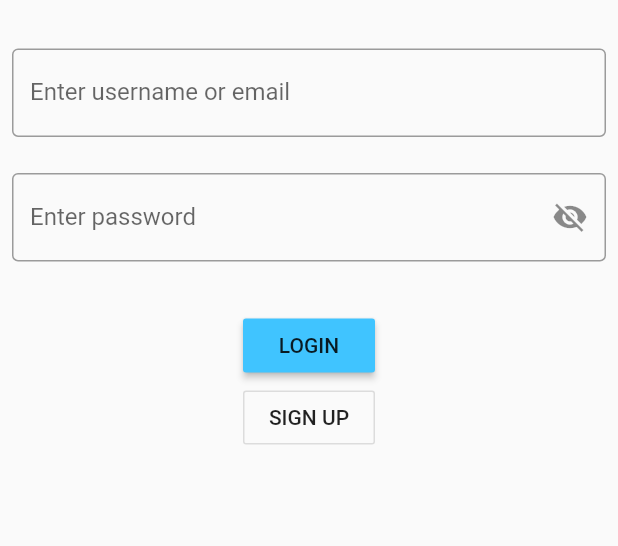
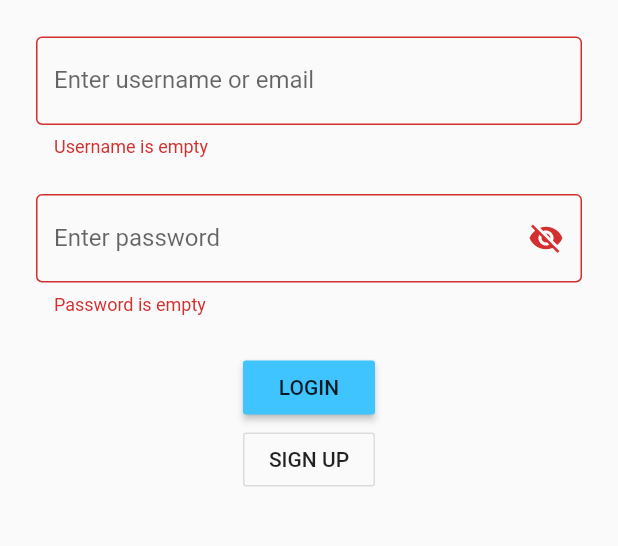
Before and after one commit to anitab-org/mentorship-flutter, a Flutter app: the screen it shows after launch, after a tap on "LOGIN", on a phone screen of 412 x 824 dp, the part 485-1031 px from its top. Run offline on Flutter 3.47's test engine with Material 2 defaults, Android fonts, the phone set to English and light mode, and no system bars; our stand-ins replace bloc, chopper, equatable, flutter_bloc; generated files the repository leaves out were written again.

Commit message:
LoginScreen finished, requires only wiring up with business logic

```diff
--- a/lib/auth_repository.dart
+++ b/lib/auth_repository.dart
@@ -4,14 +4,18 @@ import 'package:mentorship_client/remote/requests/login.dart';
 import 'package:mentorship_client/remote/requests/register.dart';
 
 class AuthRepository {
+  static final AuthRepository instance = AuthRepository._internal();
+
+  AuthRepository._internal();
+
   Future<AuthToken> login(Login login) async {
-    var response = await ApiManager().authService.login(login);
+    var response = await ApiManager.instance.authService.login(login);
 
     return response.body;
   }
 
   Future<Object> register(Register register) async {
-    var response = await ApiManager().authService.register(register);
+    var response = await ApiManager.instance.authService.register(register);
 
     return response.body;
   }
--- a/lib/login/bloc/login_bloc.dart
+++ b/lib/login/bloc/login_bloc.dart
@@ -23,5 +23,3 @@ class LoginBloc extends Bloc<LoginEvent, LoginState> {
     yield LoginInProgress();
   }
 }
-
-class AuthenticationRepository {}
--- a/lib/login/login_screen.dart
+++ b/lib/login/login_screen.dart
@@ -1,14 +1,54 @@
 import 'package:flutter/material.dart';
+import 'package:flutter_bloc/flutter_bloc.dart';
+import 'package:mentorship_client/auth_repository.dart';
+import 'package:mentorship_client/login/bloc/bloc.dart';
 import 'package:mentorship_client/register/register_screen.dart';
+import 'package:mentorship_client/remote/requests/login.dart';
 
-class LoginScreen extends StatefulWidget {
+class LoginScreen extends StatelessWidget {
   @override
-  _LoginScreenState createState() => _LoginScreenState();
+  Widget build(BuildContext context) {
+    return Scaffold(
+      appBar: AppBar(
+        title: Text("Login"),
+      ),
+      body: BlocProvider<LoginBloc>(
+        create: (context) => LoginBloc(AuthRepository.instance),
+        child: ListView(
+          children: [
+            Image.asset("assets/images/mentorship_system_logo.png"),
+            SizedBox(height: 24),
+            Padding(
+              padding: EdgeInsets.symmetric(horizontal: 24),
+              child: LoginForm(),
+            ),
+          ],
+        ),
+      ),
+    );
+  }
 }
 
-class _LoginScreenState extends State<LoginScreen> {
+class LoginForm extends StatefulWidget {
+  @override
+  _LoginFormState createState() => _LoginFormState();
+}
+
+class _LoginFormState extends State<LoginForm> {
+  bool _passwordVisible = false;
+  final _usernameController = TextEditingController();
+  final _passwordController = TextEditingController();
   final _formKey = GlobalKey<FormState>();
-  bool _passwordVisible = false;
+
+  void _onLoginButtonPressed() {
+    if (!_formKey.currentState.validate()) return;
+
+    BlocProvider.of<LoginBloc>(context).add(
+      LoginButtonPressed(
+        Login(username: _usernameController.text, password: _passwordController.text),
+      ),
+    );
+  }
 
   void _togglePasswordVisibility() {
     setState(() {
@@ -16,23 +56,46 @@ class _LoginScreenState extends State<LoginScreen> {
     });
   }
 
+  String _validateUsername(String username) {
+    if (username.isEmpty) {
+      return "Username is empty";
+    }
+    return null;
+  }
+
+  String _validatePassword(String password) {
+    if (password.isEmpty) {
+      return "Password is empty";
+    }
+    return null;
+  }
+
   @override
   Widget build(BuildContext context) {
-    return Scaffold(
-      appBar: AppBar(
-        title: Text("Login"),
+    return BlocListener<LoginBloc, LoginState>(
+      listener: (context, state) {
+        String message;
+
+        if (state is LoginFailure) {
+          message = state.message;
+        }
+        if (state is LoginSuccess) {
+          message = "Welcome!";
+        }
+        Scaffold.of(context).showSnackBar(
+          SnackBar(
+            content: Text(message),
           ),
-      body: ListView(
-        children: [
-          Image.asset("assets/images/mentorship_system_logo.png"),
-          Padding(
-            padding: EdgeInsets.all(8),
-            child: Form(
+        );
+      },
+      child: BlocBuilder<LoginBloc, LoginState>(builder: (context, form) {
+        return Form(
           key: _formKey,
           child: Column(
-                children: <Widget>[
-                  SizedBox(height: 24),
+            children: [
               TextFormField(
+                controller: _usernameController,
+                validator: _validateUsername,
                 decoration: InputDecoration(
                   labelText: "Enter username or email",
                   border: OutlineInputBorder(borderSide: BorderSide(color: Colors.red)),
@@ -40,33 +103,39 @@ class _LoginScreenState extends State<LoginScreen> {
               ),
               SizedBox(height: 24),
               TextFormField(
+                controller: _passwordController,
+                validator: _validatePassword,
                 decoration: InputDecoration(
                   suffixIcon: IconButton(
                     icon: Icon(_passwordVisible ? Icons.visibility : Icons.visibility_off),
                     onPressed: _togglePasswordVisibility,
                   ),
                   labelText: "Enter password",
-                      border: OutlineInputBorder(borderSide: BorderSide(color: Colors.red)),
+                  border: OutlineInputBorder(),
                 ),
                 obscureText: !_passwordVisible,
               ),
-                  SizedBox(height: 32),
-                  RaisedButton(
+              SizedBox(height: 24),
+              BlocBuilder<LoginBloc, LoginState>(
+                builder: (context, state) => Center(
+                  child: RaisedButton(
                     color: Theme.of(context).accentColor,
                     child: Text("Login".toUpperCase()),
-                    onPressed: () => null,
+                    onPressed: state is! LoginInProgress ? _onLoginButtonPressed : null,
                   ),
-                  OutlineButton(
+                ),
+              ),
+              Center(
+                child: OutlineButton(
                   child: Text("Sign up".toUpperCase()),
                   onPressed: () => Navigator.push(
                       context, MaterialPageRoute(builder: (context) => RegisterScreen())),
-                  )
-                ],
-              ),
                 ),
               )
             ],
           ),
         );
+      }),
+    );
   }
 }
--- a/lib/remote/api_manager.dart
+++ b/lib/remote/api_manager.dart
@@ -1,13 +1,9 @@
 import 'package:mentorship_client/remote/services/auth_service.dart';
 
 class ApiManager {
-  static final _instance = ApiManager._internal();
+  static final instance = ApiManager._internal();
 
   final AuthService authService = AuthService.create();
 
-  factory ApiManager() {
-    return _instance;
-  }
-
   ApiManager._internal();
 }
--- a/lib/remote/requests/login.dart
+++ b/lib/remote/requests/login.dart
@@ -1,7 +1,11 @@
+import 'package:flutter/foundation.dart';
+
 /// This data class represents all data necessary to create a login
 class Login {
   final String username;
   final String password;
 
-  Login(this.username, this.password);
+  Login({@required this.username, @required this.password})
+      : assert(username != null),
+        assert(password != null);
 }
--- a/pubspec.yaml
+++ b/pubspec.yaml
@@ -14,7 +14,7 @@ description: Cross-platform client for Systers&#x27; mentorship system.
 version: 1.0.0+1
 
 environment:
-  sdk: ">=2.1.0 <3.0.0"
+  sdk: ">=2.2.2 <3.0.0"
 
 dependencies:
   flutter:
```
Lines whose indentation alone changed are shown as unchanged.
